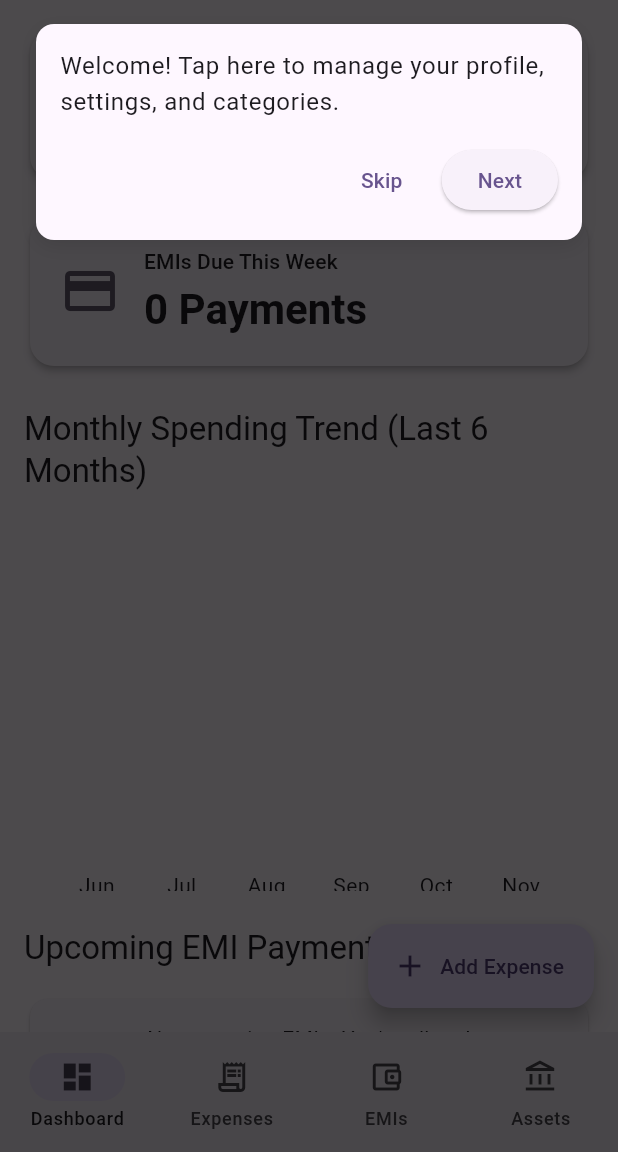
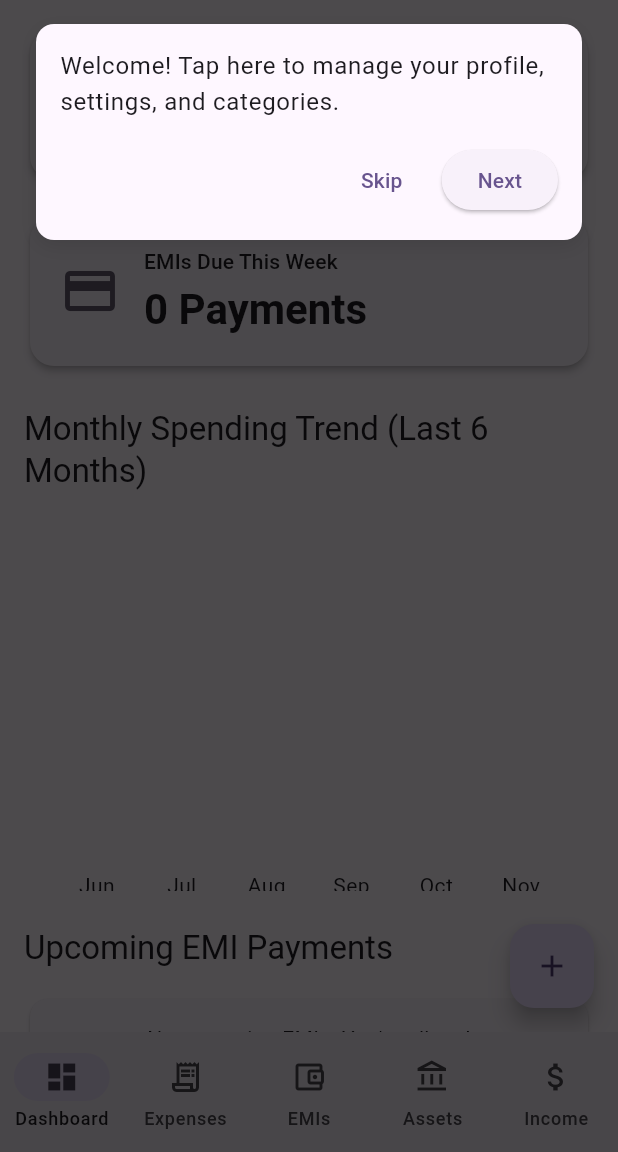
Before and after one commit to harshpurohit9763/fin-tracker, a Flutter app: the screen it shows after launch, on a phone screen of 412 x 824 dp, the part 84-1236 px from its top. Run offline on Flutter 3.47's test engine with Material 3 defaults, Android fonts, the phone set to English and light mode, and no system bars; drawn by our look-alikes of fl_chart; our stand-ins replace file_picker, flutter_local_notifications, flutter_riverpod, flutter_timezone, pdf, printing and 3 more; missing offline and left inert: workmanager; accounts and stored records are empty.

Commit message:
add income

```diff
--- a/lib/app_navigation.dart
+++ b/lib/app_navigation.dart
@@ -2,6 +2,7 @@ import 'package:flutter/material.dart';
 import 'package:personal_finance/emi_list_sccreen.dart';
 import 'package:personal_finance/expense_list.dart';
 import 'package:personal_finance/manage_assets_screen.dart';
+import 'package:personal_finance/income_screen.dart'; // Import IncomeScreen
 
 import 'dashboard_screen.dart';
 
@@ -20,8 +21,8 @@ class _MainNavigationState extends State<MainNavigation> {
       ExpenseListScreen(),
       EmiListScreen(),
       ManageAssetsScreen(),
+      IncomeScreen(), // Added IncomeScreen
     ];
-
   void _onItemTapped(int index) {
     setState(() {
       _selectedIndex = index;
@@ -56,6 +57,11 @@ class _MainNavigationState extends State<MainNavigation> {
             selectedIcon: Icon(Icons.account_balance),
             label: 'Assets',
           ),
+          NavigationDestination(
+            icon: Icon(Icons.attach_money_outlined), // Choose an appropriate icon
+            selectedIcon: Icon(Icons.attach_money),
+            label: 'Income',
+          ),
         ],
       ),
     );
--- a/lib/dashboard_screen.dart
+++ b/lib/dashboard_screen.dart
@@ -18,6 +18,7 @@ import 'package:personal_finance/tutorial_overlay.dart';
 import 'package:personal_finance/upcomming_emi.dart';
 import 'package:personal_finance/upcoming_emi_card.dart';
 import 'package:personal_finance/profile_screen.dart';
+import 'package:personal_finance/add_income_screen.dart';
 
 String _getGreeting() {
   final hour = DateTime.now().hour;
@@ -38,12 +39,13 @@ class DashboardScreen extends ConsumerStatefulWidget {
 }
 
 class _DashboardScreenState extends ConsumerState<DashboardScreen> {
+  bool _showFabOptions = false;
   // Keys for tutorial
-  final GlobalKey _profileButtonKey = GlobalKey();
-  final GlobalKey _metricsCardKey = GlobalKey();
-  final GlobalKey _monthlyTrendKey = GlobalKey();
-  final GlobalKey _toolsGridKey = GlobalKey();
-  final GlobalKey _fabKey = GlobalKey();
+  final GlobalKey<State<StatefulWidget>> _profileButtonKey = GlobalKey<State<StatefulWidget>>();
+  final GlobalKey<State<StatefulWidget>> _metricsCardKey = GlobalKey<State<StatefulWidget>>();
+  final GlobalKey<State<StatefulWidget>> _monthlyTrendKey = GlobalKey<State<StatefulWidget>>();
+  final GlobalKey<State<StatefulWidget>> _toolsGridKey = GlobalKey<State<StatefulWidget>>();
+  final GlobalKey<State<StatefulWidget>> _fabKey = GlobalKey<State<StatefulWidget>>();
 
   @override
   void initState() {
@@ -388,16 +390,38 @@ class _DashboardScreenState extends ConsumerState<DashboardScreen> {
           ],
         ),
       ),
-      floatingActionButton: FloatingActionButton.extended(
-        key: _fabKey,
+      floatingActionButton: Column(
+        mainAxisSize: MainAxisSize.min,
+        crossAxisAlignment: CrossAxisAlignment.end,
+        children: [
+          if (_showFabOptions) ...[
+            FloatingActionButton.extended(
+              heroTag: 'addExpenseFab',
               onPressed: () {
+                setState(() {
+                  _showFabOptions = false;
+                });
                 Navigator.push(
                   context,
-            MaterialPageRoute(builder: (context) => const AddExpenseScreen()),
+                  MaterialPageRoute(
+                      builder: (context) => const AddExpenseScreen()),
                 );
               },
               label: const Text('Add Expense'),
-        icon: const Icon(Icons.add),
+              icon: const Icon(Icons.remove),
+            ),
+            const SizedBox(height: 10),
+          ],
+          FloatingActionButton(
+            key: _fabKey,
+            onPressed: () {
+              setState(() {
+                _showFabOptions = !_showFabOptions;
+              });
+            },
+            child: Icon(_showFabOptions ? Icons.close : Icons.add),
+          ),
+        ],
       ),
     );
   }
--- /dev/null
+++ b/lib/income_model.dart
@@ -0,0 +1,63 @@
+class Income {
+  final int? id;
+  final double amount;
+  final String description;
+  final String source; // Added source field
+  final DateTime date;
+  final String monthYear; // "YYYY-MM"
+  final bool isMonthly; // New field for monthly income
+
+  Income({
+    this.id,
+    required this.amount,
+    required this.description,
+    required this.source, // Added source to constructor
+    required this.date,
+    required this.monthYear,
+    this.isMonthly = false, // Default to one-time income
+  });
+
+  Map<String, dynamic> toMap() {
+    return {
+      'id': id,
+      'amount': amount,
+      'description': description,
+      'source': source, // Added source to toMap
+      'date': date.millisecondsSinceEpoch,
+      'month_year': monthYear,
+      'is_monthly': isMonthly ? 1 : 0, // SQLite stores booleans as integers
+    };
+  }
+
+  factory Income.fromMap(Map<String, dynamic> map) {
+    return Income(
+      id: map['id'],
+      amount: map['amount'],
+      description: map['description'],
+      source: map['source'], // Added source to fromMap
+      date: DateTime.fromMillisecondsSinceEpoch(map['date']),
+      monthYear: map['month_year'],
+      isMonthly: map['is_monthly'] == 1,
+    );
+  }
+
+  Income copyWith({
+    int? id,
+    double? amount,
+    String? description,
+    String? source, // Added source to copyWith
+    DateTime? date,
+    String? monthYear,
+    bool? isMonthly,
+  }) {
+    return Income(
+      id: id ?? this.id,
+      amount: amount ?? this.amount,
+      description: description ?? this.description,
+      source: source ?? this.source, // Added source to copyWith
+      date: date ?? this.date,
+      monthYear: monthYear ?? this.monthYear,
+      isMonthly: isMonthly ?? this.isMonthly,
+    );
+  }
+}
--- /dev/null
+++ b/lib/selected_month_year_provider.dart
@@ -0,0 +1,6 @@
+import 'package:flutter_riverpod/flutter_riverpod.dart';
+
+final selectedMonthYearProvider = StateProvider<DateTime>((ref) {
+  final now = DateTime.now();
+  return DateTime(now.year, now.month);
+});
```
Also changed, not shown: lib/add_income_screen.dart (added, +219 -0 lines), lib/db_helper.dart (+33 -1 lines), lib/income_card.dart (added, +88 -0 lines), lib/income_provider.dart (added, +135 -0 lines), lib/income_screen.dart (added, +61 -0 lines). Lines whose indentation alone changed are shown as unchanged.
